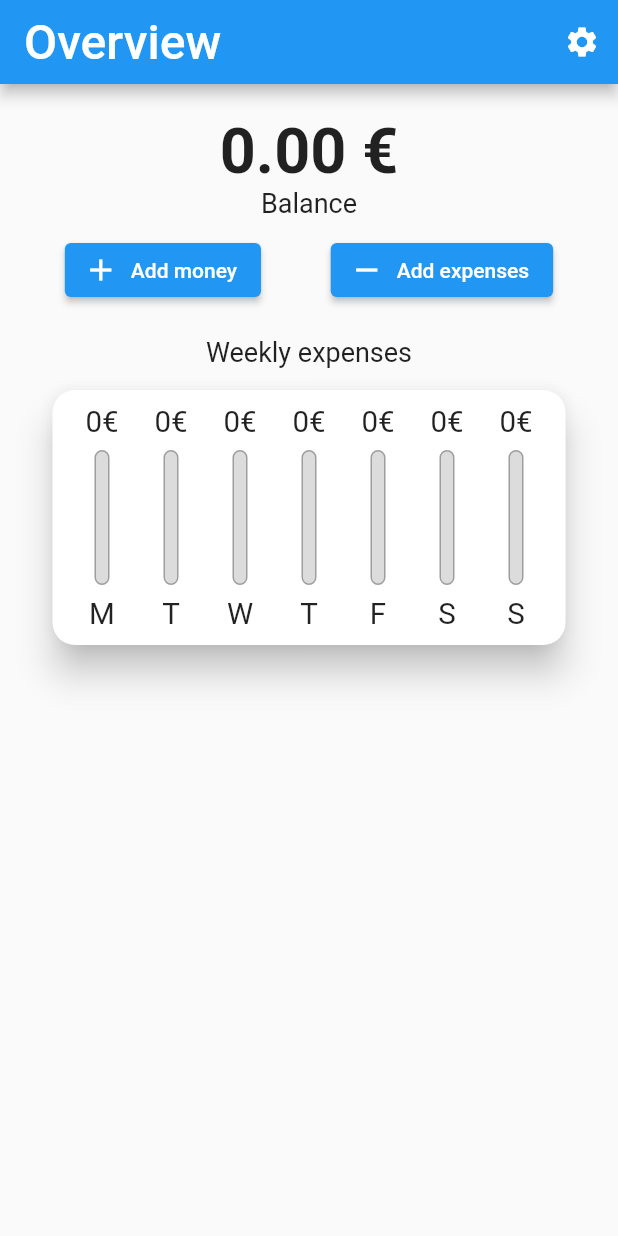
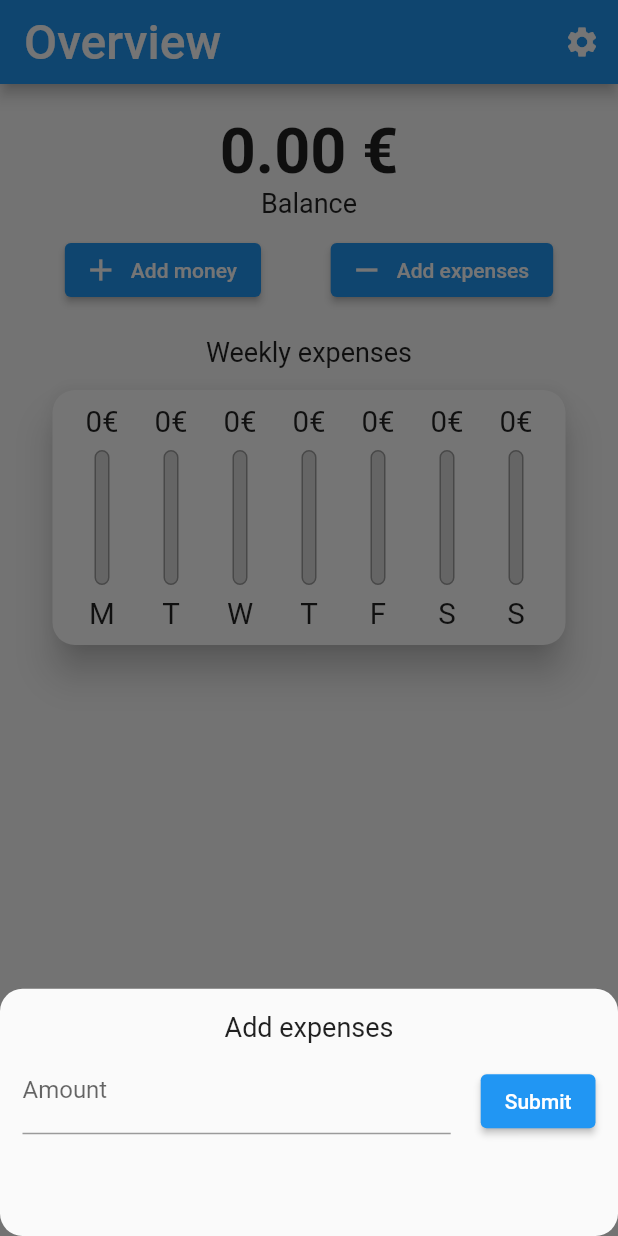
Before and after one commit to Nezas/BudgetManager, a Flutter app: the screen it shows after launch, after a tap on "Add expenses", on a phone screen of 412 x 824 dp. Run offline on Flutter 3.47's test engine with Material 2 defaults, Android fonts, the phone set to English and light mode, and no system bars.

Commit message:
Added "Add expenses" functionality; "add_money" -> "add_transaction"

```diff
--- a/lib/widgets/add_money.dart
+++ b/lib/widgets/add_transaction.dart
@@ -1,27 +1,27 @@
 import 'package:flutter/material.dart';
 import 'package:flutter/services.dart';
 
-class AddMoney extends StatefulWidget {
-  final Function addMoney;
-  AddMoney(this.addMoney);
+class AddTransaction extends StatefulWidget {
+  final Function addTransaction;
+  final String title;
+  AddTransaction(this.addTransaction, this.title);
 
   @override
-  _AddMoneyState createState() => _AddMoneyState();
+  _AddTransactionState createState() => _AddTransactionState();
 }
 
-class _AddMoneyState extends State<AddMoney> {
+class _AddTransactionState extends State<AddTransaction> {
   final _amountController = TextEditingController();
 
   void _submitMoney() {
     if (_amountController.text.isEmpty) {
       return;
     }
-
     final enteredAmount = double.parse(_amountController.text);
     if (enteredAmount <= 0) {
       return;
     }
-    widget.addMoney(enteredAmount);
+    widget.addTransaction(enteredAmount);
     Navigator.of(context).pop();
   }
 
@@ -39,7 +39,7 @@ class _AddMoneyState extends State<AddMoney> {
       child: Column(
         children: <Widget>[
           Text(
-            "Add money",
+            widget.title,
             style: TextStyle(fontSize: 18),
           ),
           Row(
--- a/lib/widgets/balance.dart
+++ b/lib/widgets/balance.dart
@@ -1,6 +1,6 @@
 import 'package:flutter/material.dart';
 
-import './add_money.dart';
+import './add_transaction.dart';
 
 //ignore: must_be_immutable
 class Balance extends StatefulWidget {
@@ -17,6 +17,12 @@ class _BalanceState extends State<Balance> {
     });
   }
 
+  void _addExpenses(double amount) {
+    setState(() {
+      widget.balance -= amount;
+    });
+  }
+
   void _startAddMoney(BuildContext ctx) {
     showModalBottomSheet(
       isScrollControlled: true,
@@ -25,7 +31,20 @@ class _BalanceState extends State<Balance> {
       ),
       context: ctx,
       builder: (_) {
-        return AddMoney(_addMoney);
+        return AddTransaction(_addMoney, "Add money");
+      },
+    );
+  }
+
+  void _startAddExpenses(BuildContext ctx) {
+    showModalBottomSheet(
+      isScrollControlled: true,
+      shape: RoundedRectangleBorder(
+        borderRadius: BorderRadius.circular(15),
+      ),
+      context: ctx,
+      builder: (_) {
+        return AddTransaction(_addExpenses, "Add expenses");
       },
     );
   }
@@ -54,14 +73,13 @@ class _BalanceState extends State<Balance> {
                 icon: Icon(Icons.add),
                 onPressed: () {
                   _startAddMoney(context);
-                  print("Add");
                 },
               ),
               ElevatedButton.icon(
                 label: Text("Add expenses"),
                 icon: Icon(Icons.remove),
                 onPressed: () {
-                  print("Remove");
+                  _startAddExpenses(context);
                 },
               ),
             ],
```
